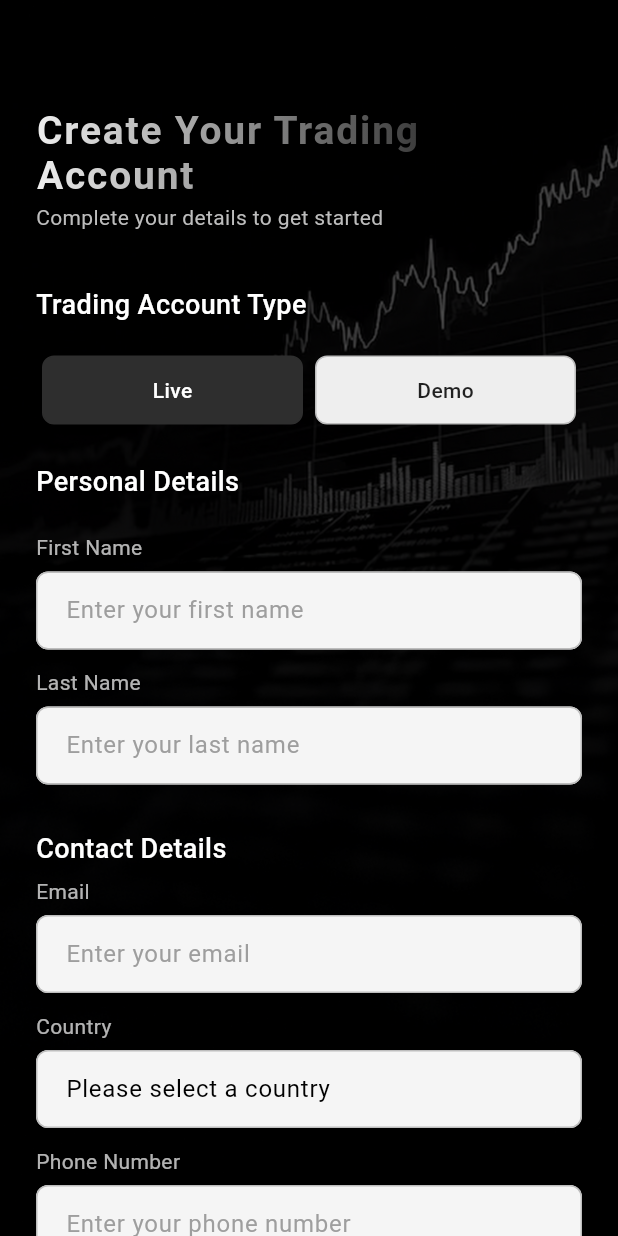
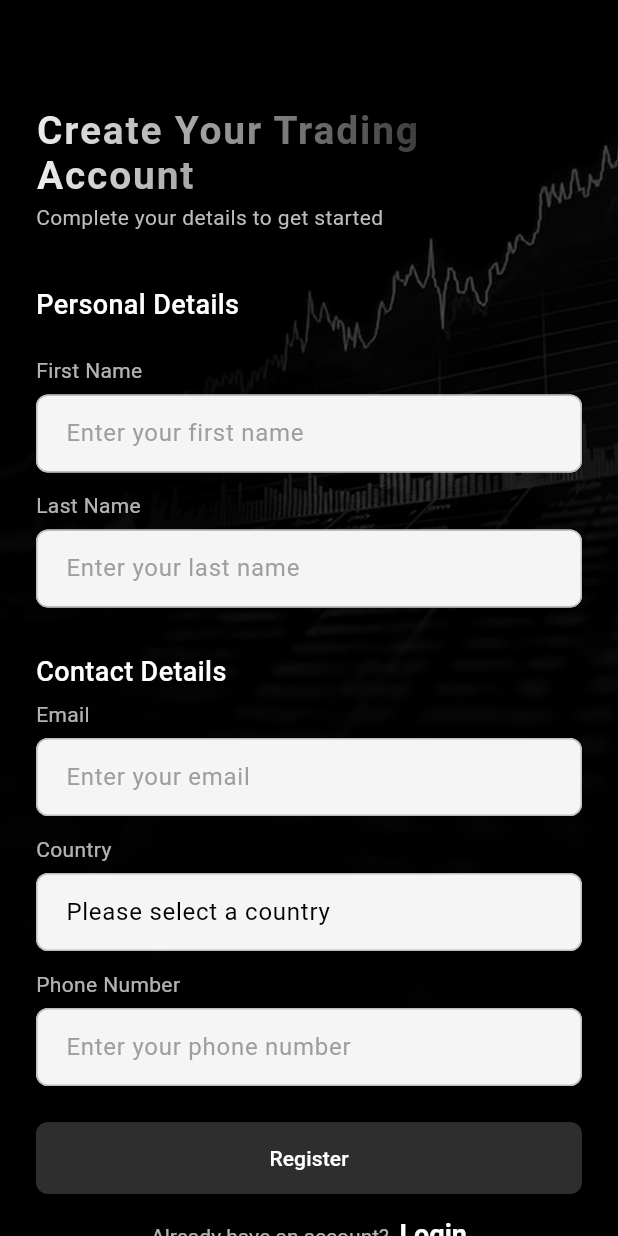
Before and after one commit to businessvivek3600/fx-crm, a Flutter app: the SignupScreen screen opened directly, on a phone screen of 412 x 824 dp. Run offline on Flutter 3.47's test engine with Material 3 defaults, Android fonts, the light colour scheme and no system bars; our stand-ins replace awesome_dialog, country_picker, dio, file_picker, fl_chart, flutter_html and 8 more; accounts and stored records are empty; network calls fail.

Commit message:
app info

```diff
--- a/lib/view/component/auth/signup_screen.dart
+++ b/lib/view/component/auth/signup_screen.dart
@@ -5,6 +5,7 @@ import 'package:fx_crm/view/component/auth/login_screen.dart';
 import 'package:fx_crm/widgets/custom_text_form.dart';
 import 'package:get/get.dart';
 
+import '../../../controller/app_controller.dart';
 import '../../../controller/auth_controller.dart';
 import '../../../main.dart';
 import '../../../utils/theme.dart';
@@ -39,11 +40,15 @@ class _SignupScreenState extends State<SignupScreen> {
   @override
   Widget build(BuildContext context) {
     final primaryColor = Theme.of(context).primaryColor;
+
     return BackgroundContainer(
       useAlternateBackground: true,
       child: Scaffold(
         backgroundColor: Colors.transparent,
-        body: Center(
+        body: Obx(() {
+          final isSignupDisabled = AppController.to.company.value?.signupEnable == '0';
+
+          return Center(
             child: SingleChildScrollView(
               padding: const EdgeInsets.symmetric(horizontal: 24, vertical: 32),
               child: Form(
@@ -51,76 +56,63 @@ class _SignupScreenState extends State<SignupScreen> {
                 child: Column(
                   crossAxisAlignment: CrossAxisAlignment.start,
                   children: [
-                  SizedBox(height: 40),
+                    if (isSignupDisabled)
+                      Column(
+                        children: [
+                          SizedBox(height: 40,),
+                          Container(
+                            padding: const EdgeInsets.all(12),
+                            margin: const EdgeInsets.only(bottom: 20),
+                            decoration: BoxDecoration(
+                              color: Colors.redAccent,
+                              borderRadius: BorderRadius.circular(10),
+                            ),
+                            child: const Text(
+                              'Signup service is currently disabled.',
+                              style: TextStyle(color: Colors.white),
+                            ),
+                          ),
+                        ],
+                      ),
+
+                    isSignupDisabled ?  SizedBox(height: 10):SizedBox(height: 40),
                     Text(
                       "Create Your Trading Account",
                       style: Theme.of(context).textTheme.displayMedium?.copyWith(
                         fontSize: 26,
                         fontWeight: FontWeight.bold,
                         letterSpacing: 1.2,
-                      foreground:
-                          Paint()
+                        foreground: Paint()
                           ..shader = LinearGradient(
-                              colors: [
-                                Colors.white,
-                                primaryColor,
-                                // Colors.white,
-                              ],
-                            ).createShader(
-                              const Rect.fromLTWH(0.0, 0.0, 300.0, 70.0),
-                            ),
+                            colors: [Colors.white, primaryColor],
+                          ).createShader(const Rect.fromLTWH(0.0, 0.0, 300.0, 70.0)),
                       ),
                     ),
                     const SizedBox(height: 3),
                     Text(
                       "Complete your details to get started",
-                    style: Theme.of(
-                      context,
-                    ).textTheme.bodyMedium?.copyWith(color: Colors.grey[400]),
+                      style: Theme.of(context).textTheme.bodyMedium?.copyWith(
+                        color: Colors.grey[400],
+                      ),
                     ),
 
-                  SizedBox(height: 30),
-                  sectionTitle('Trading Account Type'),
-                  const SizedBox(height: 16),
-                  accountTypeTabs(),
-
-                  // const SizedBox(height: 16),
-                  // dropdownField(
-                  //   hint: 'Select Account Plan',
-                  //   value: selectedPlan,
-                  //   items: _accountPlans,
-                  //   onChanged: (val) => setState(() => selectedPlan = val),
-                  // ),
-                  // const SizedBox(height: 12),
-                  // dropdownField(
-                  //   hint: 'Select Leverage',
-                  //   value: selectedLeverage,
-                  //   items: _leverageOptions,
-                  //   onChanged: (val) => setState(() => selectedLeverage = val),
-                  // ),
-                  const SizedBox(height: 20),
+                    const SizedBox(height: 30),
                     sectionTitle('Personal Details'),
                     const SizedBox(height: 16),
                     CustomTextFormField(
                       label: 'First Name',
                       hint: 'Enter your first name',
                       controller: firstNameController,
-                    validator:
-                        (value) =>
-                            value == null || value.isEmpty
-                                ? 'First name is required'
-                                : null,
+                      readOnly: isSignupDisabled,
+                      validator: (value) => value == null || value.isEmpty ? 'First name is required' : null,
                     ),
                     const SizedBox(height: 12),
                     CustomTextFormField(
                       label: 'Last Name',
                       hint: 'Enter your last name',
                       controller: lastNameController,
-                    validator:
-                        (value) =>
-                            value == null || value.isEmpty
-                                ? 'Last name is required'
-                                : null,
+                      readOnly: isSignupDisabled,
+                      validator: (value) => value == null || value.isEmpty ? 'Last name is required' : null,
                     ),
                     const SizedBox(height: 25),
                     sectionTitle('Contact Details'),
@@ -128,28 +120,25 @@ class _SignupScreenState extends State<SignupScreen> {
                       label: 'Email',
                       hint: 'Enter your email',
                       controller: emailController,
+                      readOnly: isSignupDisabled,
                       validator: (value) {
-                      if (value == null || value.isEmpty)
-                        return 'Email is required';
+                        if (value == null || value.isEmpty) return 'Email is required';
                         final emailRegex = RegExp(r'^[^@]+@[^@]+\.[^@]+');
-                      if (!emailRegex.hasMatch(value))
-                        return 'Enter a valid email';
+                        if (!emailRegex.hasMatch(value)) return 'Enter a valid email';
                         return null;
                       },
-                    // optionally capture onChanged if needed:
-                    // onChanged: (val) => authController.email.value = val,
                     ),
                     const SizedBox(height: 12),
-                  Obx(
-                    () => CustomTextFormField(
+                    CustomTextFormField(
                       label: 'Country',
                       readOnly: true,
-                      textStyle: TextStyle(color: Colors.black),
-                      hint:
-                          authController.selectedCountryName.value.isEmpty
+                      textStyle: const TextStyle(color: Colors.black),
+                      hint: authController.selectedCountryName.value.isEmpty
                           ? 'Please select a country'
                           : authController.selectedCountryName.value,
-                      onTap: () {
+                      onTap: isSignupDisabled
+                          ? null
+                          : () {
                         showCountryPicker(
                           context: context,
                           showPhoneCode: true,
@@ -161,29 +150,21 @@ class _SignupScreenState extends State<SignupScreen> {
                           },
                         );
                       },
-                      validator:
-                          (_) =>
-                              authController.selectedCountryId.value.isEmpty
+                      validator: (_) => authController.selectedCountryId.value.isEmpty
                           ? 'Please select a country'
                           : null,
                     ),
-                  ),
-
                     const SizedBox(height: 12),
-
                     CustomTextFormField(
                       label: 'Phone Number',
                       hint: 'Enter your phone number',
                       controller: phoneController,
+                      readOnly: isSignupDisabled,
                       validator: (value) {
-                      if (value == null || value.isEmpty)
-                        return 'Phone number is required';
-                      if (!RegExp(r'^\d+$').hasMatch(value))
-                        return 'Only numbers allowed';
+                        if (value == null || value.isEmpty) return 'Phone number is required';
+                        if (!RegExp(r'^\d+$').hasMatch(value)) return 'Only numbers allowed';
                         return null;
                       },
-                    // keyboardType on CustomTextFormField isn’t supported by default—
-                    // you could extend it to accept keyboardType if you need it.
                     ),
                     const SizedBox(height: 24),
                     SizedBox(
@@ -191,18 +172,16 @@ class _SignupScreenState extends State<SignupScreen> {
                       height: 48,
                       child: ElevatedButton(
                         style: ElevatedButton.styleFrom(
-                        shape: RoundedRectangleBorder(
-                          borderRadius: BorderRadius.circular(8),
+                          shape: RoundedRectangleBorder(borderRadius: BorderRadius.circular(8)),
                         ),
-                      ),
-                      onPressed: () {
+                        onPressed: isSignupDisabled
+                            ? null
+                            : () {
                           final isFormValid = _formKey.currentState!.validate();
-                        final isCountrySelected =
-                            authController.selectedCountryId.value.isNotEmpty;
+                          final isCountrySelected = authController.selectedCountryId.value.isNotEmpty;
 
                           if (!isCountrySelected) {
-                          authController.countryError.value =
-                              'Please select a country';
+                            authController.countryError.value = 'Please select a country';
                           }
 
                           if (isFormValid && isCountrySelected) {
@@ -216,10 +195,7 @@ class _SignupScreenState extends State<SignupScreen> {
                             );
                           }
                         },
-                      child: const Text(
-                        'Register',
-                        style: TextStyle(color: Colors.white),
-                      ),
+                        child: const Text('Register', style: TextStyle(color: Colors.white)),
                       ),
                     ),
                     const SizedBox(height: 16),
@@ -227,24 +203,20 @@ class _SignupScreenState extends State<SignupScreen> {
                       child: RichText(
                         text: TextSpan(
                           text: 'Already have an account?  ',
-                        style: TextStyle(color: Colors.white70),
+                          style: const TextStyle(color: Colors.white70),
                           children: [
                             TextSpan(
                               text: 'Login',
-                            style: TextStyle(
+                              style: const TextStyle(
                                 color: Colors.white,
                                 fontWeight: FontWeight.bold,
                                 fontSize: 18,
                               ),
-                            recognizer:
-                                TapGestureRecognizer()
+                              recognizer: TapGestureRecognizer()
                                 ..onTap = () {
-                                    // TODO: Replace with actual navigation
-                                    Navigator.of(context).push(
-                                      MaterialPageRoute(
-                                        builder: (context) => LoginScreen(),
-                                      ),
-                                    );
+                                  Navigator.of(context).push(MaterialPageRoute(
+                                    builder: (context) => const LoginScreen(),
+                                  ));
                                 },
                             ),
                           ],
@@ -255,10 +227,12 @@ class _SignupScreenState extends State<SignupScreen> {
                 ),
               ),
             ),
-        ),
+          );
+        }),
       ),
     );
   }
+
 
   Widget sectionTitle(String title) {
     return Padding(
--- a/pubspec.yaml
+++ b/pubspec.yaml
@@ -31,6 +31,7 @@ dependencies:
   flutter_html: ^3.0.0
   collection: ^1.19.1
   intl: ^0.20.2
+  webview_flutter: ^4.11.0
 
 dev_dependencies:
   flutter_test:
```
Also changed, not shown: lib/view/component/auth/login_screen.dart (+27 -10 lines), lib/view/component/drawer_component/component/economic/economic_calander.dart (added, +47 -0 lines), lib/view/component/drawer_component/custom_drawer.dart (+10 -1 lines), pubspec.lock, 2 other files. Lines whose indentation alone changed are shown as unchanged.
